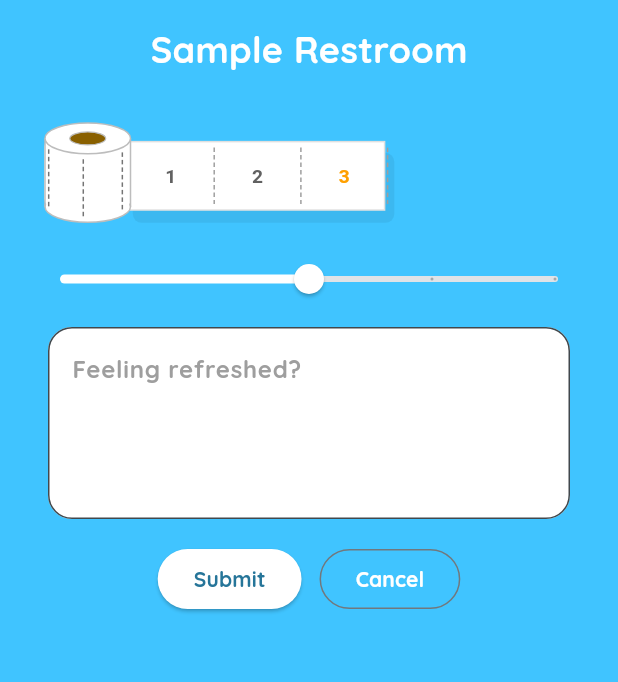
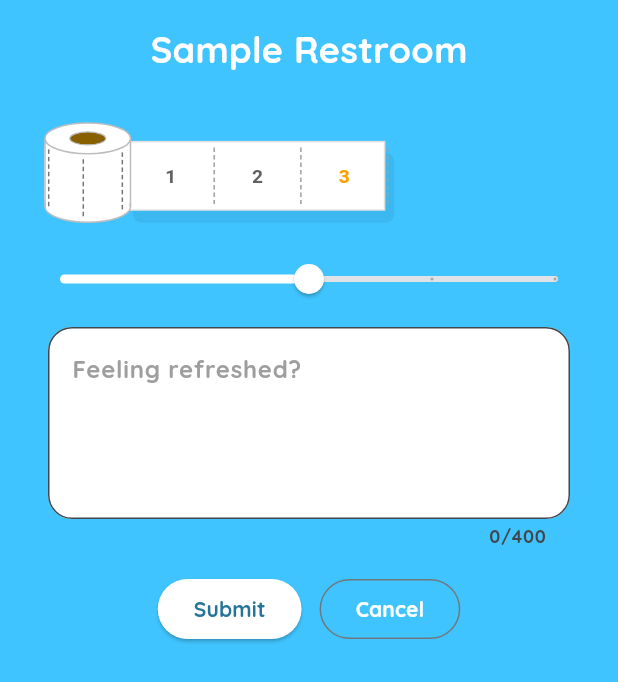
Before and after one commit to pgattic/ratemybowl, a Flutter app: the ReviewScreen screen opened directly, on a phone screen of 412 x 824 dp. Shown: the top 682 px of the screen. Run offline on Flutter 3.47's test engine with Material 3 defaults, Android fonts, the phone set to English and light mode, and no system bars; our stand-ins replace audioplayers, flutter_dotenv, flutter_map, flutter_svg, google_fonts, latlong2 and 2 more; accounts and stored records are empty; network calls fail.

Commit message:
Fixed the max length

```diff
--- a/lib/screens/adding_restroom_screen.dart
+++ b/lib/screens/adding_restroom_screen.dart
@@ -99,6 +99,7 @@ class _AddingRestroomScreenState extends State<AddingRestroomScreen> {
               hintText: "Restroom name",
               controller: _nameController,
               borderRadius: 16.0,
+              maxLength: 50,
             ),
             Text('Gender'),
             Container(
--- a/lib/screens/review_screen.dart
+++ b/lib/screens/review_screen.dart
@@ -186,6 +186,7 @@ class _ReviewScreenState extends State<ReviewScreen> {
                   minLines: 4,
                   maxLines: 8,
                   borderRadius: 16,
+                  maxLength: 400,
                 ),
               ),
 
--- a/lib/widgets/custom_input_field.dart
+++ b/lib/widgets/custom_input_field.dart
@@ -7,6 +7,7 @@ class CustomInputField extends StatelessWidget {
   final int minLines;
   final int maxLines;
   final double borderRadius;
+  final int? maxLength;
 
   const CustomInputField({
     super.key,
@@ -16,6 +17,7 @@ class CustomInputField extends StatelessWidget {
     this.minLines = 1,
     this.maxLines = 1,
     this.borderRadius = 50.0,
+    this.maxLength,
   });
 
   @override
@@ -26,6 +28,7 @@ class CustomInputField extends StatelessWidget {
       obscureText: obscureText,
       minLines: minLines,
       maxLines: maxLines,
+      maxLength: maxLength,
       style: TextStyle(color: const Color.fromARGB(255, 64, 64, 64)),
       decoration: InputDecoration(
         border: OutlineInputBorder(
```
Also changed, not shown: lib/screens/register_screen.dart (+19 -3 lines).
